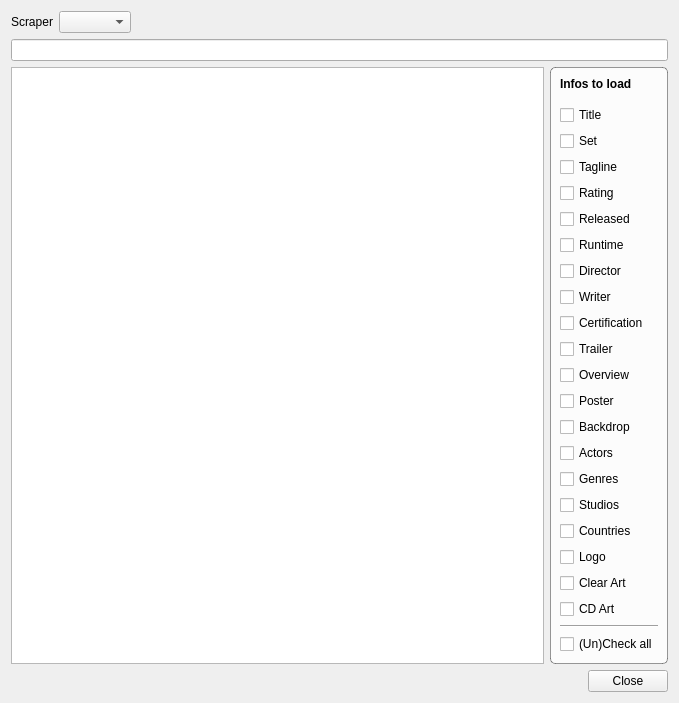
Komet/MediaElch, file movies/MovieSearch.ui: the form before one commit.
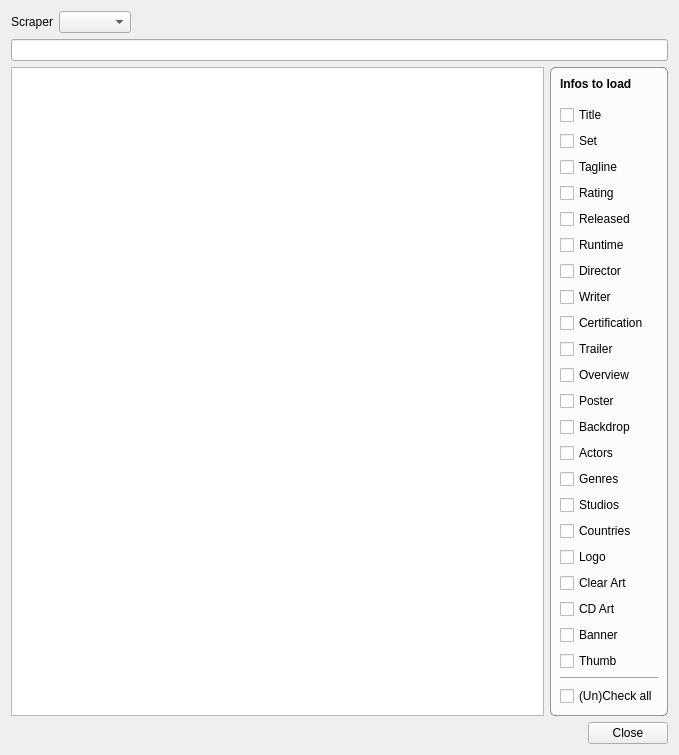
The form after the commit. Icons and pictures are not drawn. Custom widgets are drawn as their Qt base class.

Commit message: Fixes #654 Fixes #655 Support for banners and thumbs for movies

Patch:
```diff
--- a/movies/MovieSearch.ui
+++ b/movies/MovieSearch.ui
@@ -10,7 +10,7 @@
     <x>0</x>
     <y>0</y>
     <width>679</width>
-    <height>663</height>
+    <height>736</height>
    </rect>
   </property>
   <property name="windowTitle">
@@ -280,6 +280,20 @@
           </property>
          </widget>
         </item>
+        <item>
+         <widget class="MyCheckBox" name="chkBanner">
+          <property name="text">
+           <string>Banner</string>
+          </property>
+         </widget>
+        </item>
+        <item>
+         <widget class="MyCheckBox" name="chkThumb">
+          <property name="text">
+           <string>Thumb</string>
+          </property>
+         </widget>
+        </item>
         <item>
          <widget class="Line" name="line">
           <property name="orientation">
```
The commit also changes 41 other files.
